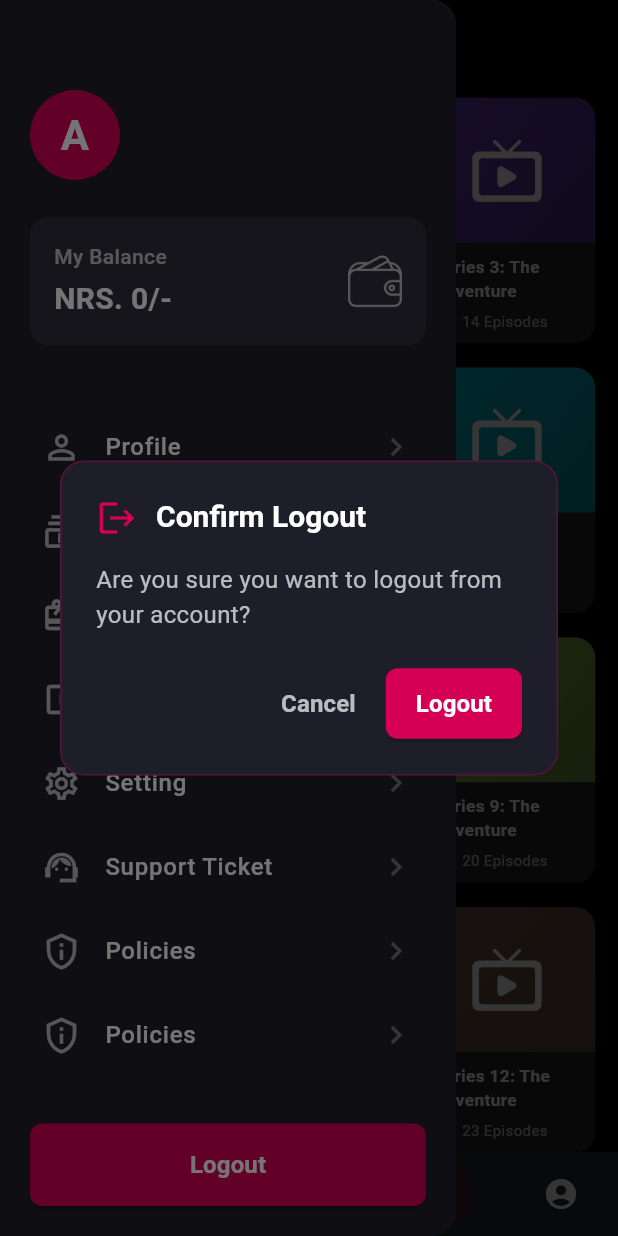
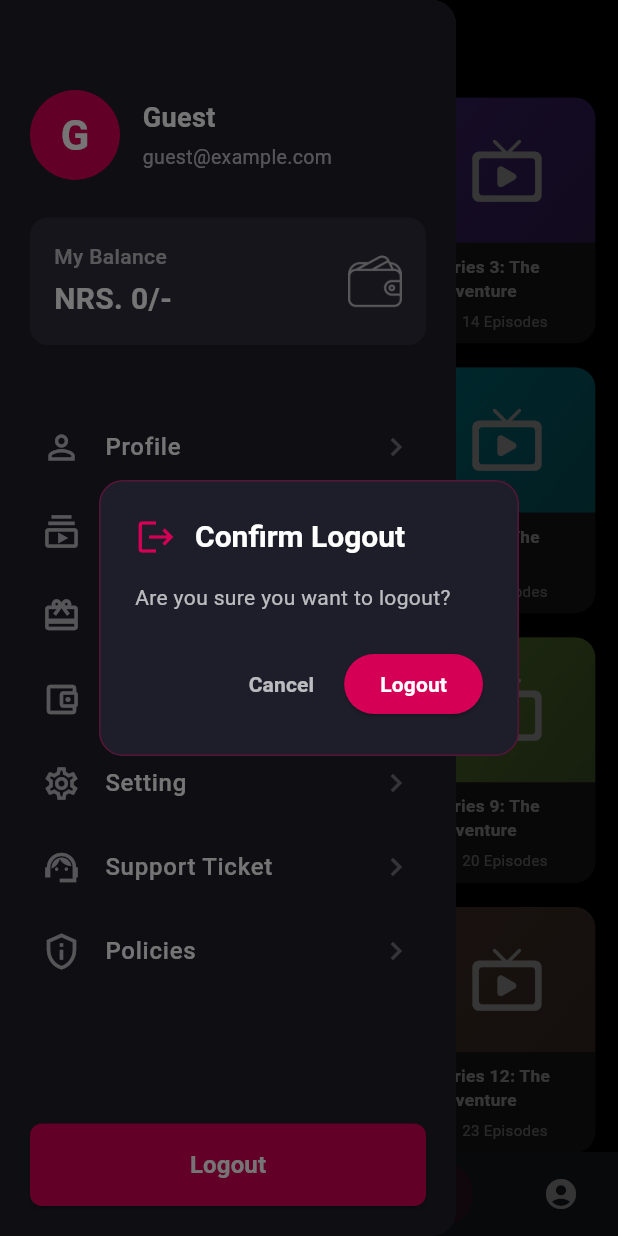
Before and after one commit to admin123KK/beyond-OTT5, a Flutter app: the AllEpisodeScreen screen opened by its route, in the side drawer, after a tap on "Logout", on a phone screen of 412 x 824 dp. Run offline on Flutter 3.47's test engine with Material 3 defaults, Android fonts, the phone set to English and light mode, and no system bars; our stand-ins replace another_flushbar, awesome_dialog, cached_network_image, carousel_slider, chewie, equatable and 23 more; missing offline and left inert: dart:html, in_app_purchase_storekit, pusher_channels_flutter, tapped; accounts and stored records are empty; network calls fail; Roboto replaces fonts that are missing (Mulish).

Commit message:
profile/custom drawer

```diff
--- a/lib/constants/api.dart
+++ b/lib/constants/api.dart
@@ -22,4 +22,7 @@ class ApiConstants {
   static const String deviceLatestEndpoint = "$baseUrl/api/section/latest";
   static const String deviceTrailerEndpoint = "$baseUrl/api/section/trailer";
   static const String logoutEndpoint = "$baseUrl/api/logout";
+
+  static const String getInfoEndpoint = "$baseUrl/api/user-info";
+  static const String submitInfoEndpoint = "$baseUrl/api/user-data-submit";
 }
--- a/lib/view/components/nav_drawer/custom_nav_drawer.dart
+++ b/lib/view/components/nav_drawer/custom_nav_drawer.dart
@@ -1,44 +1,151 @@
+// navigation_drawer_widget.dart
+import 'dart:convert';
 import 'package:flutter/material.dart';
 import 'package:get/get.dart';
+import 'package:http/http.dart' as http;
+import 'package:play_lab/constants/api.dart';
 import 'package:play_lab/constants/my_strings.dart';
-import 'package:play_lab/core/helper/shared_pref_helper.dart';
 import 'package:play_lab/core/route/route.dart';
 import 'package:play_lab/core/utils/my_color.dart';
 import 'package:play_lab/core/utils/my_images.dart';
 import 'package:play_lab/core/utils/styles.dart';
-import 'package:play_lab/data/repo/auth/login_repo.dart';
-import 'package:play_lab/data/services/api_service.dart';
+import 'package:shared_preferences/shared_preferences.dart';
 
-class NavigationDrawerWidget extends StatelessWidget {
+class NavigationDrawerWidget extends StatefulWidget {
   const NavigationDrawerWidget({super.key});
 
   @override
+  State<NavigationDrawerWidget> createState() => _NavigationDrawerWidgetState();
+}
+
+class _NavigationDrawerWidgetState extends State<NavigationDrawerWidget> {
+  String firstName = "Guest";
+  String lastName = "";
+  String email = "guest@example.com";
+  String imageUrl = "";
+  String balance = "NRS. 0/-";
+  bool isLoading = true;
+
+  @override
+  void initState() {
+    super.initState();
+    _fetchUserData();
+  }
+
+  Future<void> _fetchUserData() async {
+    final prefs = await SharedPreferences.getInstance();
+    final token = prefs.getString('access_token');
+
+    if (token == null || token.isEmpty) {
+      setState(() => isLoading = false);
+      return;
+    }
+
+    try {
+      final response = await http.get(
+        Uri.parse(ApiConstants.getInfoEndpoint),
+        headers: {
+          'Authorization': 'Bearer $token',
+          'Accept': 'application/json',
+        },
+      );
+
+      if (response.statusCode == 200) {
+        final json = jsonDecode(response.body);
+        final user = json['data']['user'];
+
+        setState(() {
+          firstName = user['firstname'] ?? 'User';
+          lastName = user['lastname'] ?? '';
+          email = user['email'] ?? 'No email';
+          imageUrl = user['image'] != null
+              ? "${ApiConstants.baseUrl}/${user['image']}"
+              : '';
+          isLoading = false;
+        });
+      }
+    } catch (e) {
+      debugPrint("Drawer fetch error: $e");
+    } finally {
+      if (mounted) setState(() => isLoading = false);
+    }
+  }
+
+  void _showLogoutDialog(BuildContext context) {
+    showDialog(
+      context: context,
+      builder: (context) => AlertDialog(
+        backgroundColor: const Color(0xFF1E1E2A),
+        shape: RoundedRectangleBorder(
+          borderRadius: BorderRadius.circular(16),
+          side: BorderSide(color: MyColor.primaryColor.withOpacity(0.3)),
+        ),
+        title: Row(
+          children: [
+            const Icon(Icons.logout, color: MyColor.primaryColor, size: 28),
+            const SizedBox(width: 12),
+            Text("Confirm Logout",
+                style: mulishBold.copyWith(color: Colors.white, fontSize: 20)),
+          ],
+        ),
+        content: Text(
+          "Are you sure you want to logout?",
+          style: mulishRegular.copyWith(color: Colors.white70),
+        ),
+        actions: [
+          TextButton(
+              onPressed: () => Get.back(),
+              child: Text("Cancel",
+                  style: mulishSemiBold.copyWith(color: Colors.white70))),
+          ElevatedButton(
+            onPressed: () async {
+              Get.back();
+              final prefs = await SharedPreferences.getInstance();
+              await prefs.clear(); // or remove only token
+              Get.offAllNamed(RouteHelper.loginScreen);
+            },
+            style:
+                ElevatedButton.styleFrom(backgroundColor: MyColor.primaryColor),
+            child: Text("Logout",
+                style: mulishSemiBold.copyWith(color: Colors.white)),
+          ),
+        ],
+      ),
+    );
+  }
+
+  Widget _buildDrawerItem(
+      {required IconData icon,
+      required String title,
+      required VoidCallback onTap}) {
+    return ListTile(
+      contentPadding: const EdgeInsets.symmetric(horizontal: 8),
+      leading: Icon(icon, color: Colors.white70, size: 26),
+      title: Text(title.tr,
+          style: mulishMedium.copyWith(color: Colors.white, fontSize: 16)),
+      trailing: const Icon(Icons.chevron_right, color: Colors.white38),
+      onTap: () {
+        Get.back();
+        onTap();
+      },
+      shape: RoundedRectangleBorder(borderRadius: BorderRadius.circular(10)),
+      hoverColor: MyColor.primaryColor.withOpacity(0.1),
+    );
+  }
+
+  @override
   Widget build(BuildContext context) {
-    final apiClient = Get.find<ApiClient>();
-    final loginRepo = Get.find<LoginRepo>();
-
-    String name = loginRepo.sharedPreferences
-            .getString(SharedPreferenceHelper.userFullNameKey) ??
-        "Guest User";
-    String email = loginRepo.sharedPreferences
-            .getString(SharedPreferenceHelper.userEmailKey) ??
-        "guest@example.com";
-    String imagePath = loginRepo.sharedPreferences
-            .getString(SharedPreferenceHelper.userImageKey) ??
-        '';
-    String balance = "NRS. 0/-"; // Make dynamic if needed
+    final fullName = "$firstName $lastName".trim();
 
     return Drawer(
       backgroundColor: const Color(0xFF1E1E2A),
       child: Column(
         children: [
-          // Header with Profile & Balance
+          // Header
           Container(
             width: double.infinity,
             padding: const EdgeInsets.fromLTRB(20, 60, 20, 30),
-            decoration: const BoxDecoration(
-              color: Color(0xFF1E1E2A),
-            ),
+            decoration: const BoxDecoration(color: Color(0xFF1E1E2A)),
             child: Column(
               crossAxisAlignment: CrossAxisAlignment.start,
               children: [
@@ -47,23 +154,37 @@ class NavigationDrawerWidget extends StatelessWidget {
                     CircleAvatar(
                       radius: 30,
                       backgroundColor: MyColor.primaryColor,
-                      child: Text(
-                        name.isNotEmpty ? name[0].toUpperCase() : "A",
+                      backgroundImage:
+                          imageUrl.isNotEmpty ? NetworkImage(imageUrl) : null,
+                      child: imageUrl.isEmpty
+                          ? Text(
+                              fullName.isNotEmpty
+                                  ? fullName[0].toUpperCase()
+                                  : "G",
                               style: mulishBold.copyWith(
                                   fontSize: 28, color: Colors.white),
-                      ),
+                            )
+                          : null,
                     ),
                     const SizedBox(width: 15),
                     Expanded(
                       child: Column(
                         crossAxisAlignment: CrossAxisAlignment.start,
                         children: [
-                          Text(
-                            name,
+                          isLoading
+                              ? const SizedBox(
+                                  width: 100,
+                                  height: 20,
+                                  child: LinearProgressIndicator(
+                                      color: MyColor.primaryColor),
+                                )
+                              : Text(
+                                  fullName.isEmpty ? "Guest User" : fullName,
                                   style: mulishSemiBold.copyWith(
                                       color: Colors.white, fontSize: 18),
                                   overflow: TextOverflow.ellipsis,
                                 ),
+                          const SizedBox(height: 4),
                           Text(
                             email,
                             style: mulishRegular.copyWith(
@@ -76,8 +197,6 @@ class NavigationDrawerWidget extends StatelessWidget {
                   ],
                 ),
                 const SizedBox(height: 25),
-
-                // Balance Card
                 Container(
                   width: double.infinity,
                   padding: const EdgeInsets.all(16),
@@ -91,24 +210,17 @@ class NavigationDrawerWidget extends StatelessWidget {
                       Column(
                         crossAxisAlignment: CrossAxisAlignment.start,
                         children: [
-                          Text(
-                            MyStrings.balance,
+                          Text(MyStrings.balance,
                               style: mulishMedium.copyWith(
-                                color: Colors.white70, fontSize: 14),
-                          ),
+                                  color: Colors.white70, fontSize: 14)),
                           const SizedBox(height: 4),
-                          Text(
-                            balance,
+                          Text(balance,
                               style: mulishBold.copyWith(
-                                color: Colors.white, fontSize: 20),
-                          ),
+                                  color: Colors.white, fontSize: 20)),
                         ],
                       ),
-                      Image.asset(
-                        MyImages.walletImage,
-                        height: 36,
-                        color: Colors.white70,
-                      ),
+                      Image.asset(MyImages.walletImage,
+                          height: 36, color: Colors.white70),
                     ],
                   ),
                 ),
@@ -124,48 +236,37 @@ class NavigationDrawerWidget extends StatelessWidget {
                 _buildDrawerItem(
                     icon: Icons.person_outline,
                     title: MyStrings.profile,
-                  onTap: () => Get.toNamed(RouteHelper.profileScreen),
-                ),
+                    onTap: () => Get.toNamed(RouteHelper.profileScreen)),
                 _buildDrawerItem(
                     icon: Icons.subscriptions_outlined,
                     title: MyStrings.subscribeNow,
-                  onTap: () => Get.toNamed(RouteHelper.subscribeScreen),
-                ),
+                    onTap: () => Get.toNamed(RouteHelper.subscribeScreen)),
                 _buildDrawerItem(
                     icon: Icons.card_giftcard,
                     title: MyStrings.history,
-                  onTap: () => Get.toNamed(RouteHelper.watchPartyHistoryScreen),
-                ),
+                    onTap: () =>
+                        Get.toNamed(RouteHelper.watchPartyHistoryScreen)),
                 _buildDrawerItem(
                     icon: Icons.account_balance_wallet_outlined,
                     title: MyStrings.walletRecharge,
-                  onTap: () => Get.toNamed(RouteHelper.walletRecharge),
-                ),
+                    onTap: () => Get.toNamed(RouteHelper.walletRecharge)),
                 _buildDrawerItem(
                     icon: Icons.settings_outlined,
                     title: MyStrings.setting,
-                  onTap: () => Get.toNamed(RouteHelper.settingScreen),
-                ),
+                    onTap: () => Get.toNamed(RouteHelper.settingScreen)),
                 _buildDrawerItem(
                     icon: Icons.support_agent_sharp,
                     title: MyStrings.supportTicket,
-                  onTap: () => Get.toNamed(RouteHelper.allTicketScreen),
-                ),
+                    onTap: () => Get.toNamed(RouteHelper.allTicketScreen)),
                 _buildDrawerItem(
                     icon: Icons.privacy_tip_outlined,
                     title: MyStrings.policies,
-                  onTap: () => Get.toNamed(RouteHelper.privacyScreen),
-                ),
-                _buildDrawerItem(
-                  icon: Icons.privacy_tip_outlined,
-                  title: MyStrings.policies,
-                  onTap: () => Get.toNamed(RouteHelper.testingScreen),
-                ),
+                    onTap: () => Get.toNamed(RouteHelper.privacyScreen)),
               ],
             ),
           ),
 
-          // Logout Button with Confirmation Dialog
+          // Logout Button
           Padding(
             padding: const EdgeInsets.all(20),
             child: SizedBox(
@@ -176,14 +277,11 @@ class NavigationDrawerWidget extends StatelessWidget {
                   backgroundColor: MyColor.primaryColor,
                   padding: const EdgeInsets.symmetric(vertical: 16),
                   shape: RoundedRectangleBorder(
-                    borderRadius: BorderRadius.circular(8),
+                      borderRadius: BorderRadius.circular(8)),
                 ),
-                ),
-                child: Text(
-                  MyStrings.logout,
+                child: Text(MyStrings.logout,
                     style: mulishSemiBold.copyWith(
-                      color: Colors.white, fontSize: 16),
-                ),
+                        color: Colors.white, fontSize: 16)),
               ),
             ),
           ),
@@ -191,96 +289,4 @@ class NavigationDrawerWidget extends StatelessWidget {
       ),
     );
   }
-
-  // Custom Logout Confirmation Dialog
-  void _showLogoutDialog(BuildContext context) {
-    final loginRepo = Get.find<LoginRepo>();
-
-    showDialog(
-      context: context,
-      barrierDismissible: false,
-      builder: (context) => AlertDialog(
-        backgroundColor: const Color(0xFF1E1E2A),
-        shape: RoundedRectangleBorder(
-          borderRadius: BorderRadius.circular(16),
-          side: BorderSide(color: MyColor.primaryColor.withOpacity(0.3)),
-        ),
-        title: Row(
-          children: [
-            const Icon(Icons.logout, color: MyColor.primaryColor, size: 28),
-            const SizedBox(width: 12),
-            Text(
-              "Confirm Logout",
-              style: mulishBold.copyWith(color: Colors.white, fontSize: 20),
-            ),
-          ],
-        ),
-        content: Text(
-          "Are you sure you want to logout from your account?",
-          style: mulishRegular.copyWith(color: Colors.white70, fontSize: 16),
-        ),
-        actions: [
-          // Cancel Button
-          TextButton(
-            onPressed: () => Get.back(),
-            child: Text(
-              "Cancel",
-              style: mulishSemiBold.copyWith(
-                color: Colors.white70,
-                fontSize: 16,
-              ),
-            ),
-          ),
-
-          // Confirm Logout Button
-          ElevatedButton(
-            onPressed: () async {
-              Get.back(); // Close dialog
-
-              // Perform logout (clear tokens, user data, etc.)
-              // await loginRepo.logout();
-
-              // Navigate to Login Screen and remove all previous routes
-              Get.offAllNamed(RouteHelper.loginScreen);
-            },
-            style: ElevatedButton.styleFrom(
-              backgroundColor: MyColor.primaryColor,
-              shape: RoundedRectangleBorder(
-                borderRadius: BorderRadius.circular(8),
-              ),
-              padding: const EdgeInsets.symmetric(horizontal: 20, vertical: 12),
-            ),
-            child: Text(
-              "Logout",
-              style: mulishSemiBold.copyWith(color: Colors.white, fontSize: 16),
-            ),
-          ),
-        ],
-      ),
-    );
 }
-
-  // Drawer Item Builder
-  Widget _buildDrawerItem({
-    required IconData icon,
-    required String title,
-    required VoidCallback onTap,
-  }) {
-    return ListTile(
-      contentPadding: const EdgeInsets.symmetric(horizontal: 8),
-      leading: Icon(icon, color: Colors.white70, size: 26),
-      title: Text(
-        title.tr,
-        style: mulishMedium.copyWith(color: Colors.white, fontSize: 16),
-      ),
-      trailing: const Icon(Icons.chevron_right, color: Colors.white38),
-      onTap: () {
-        Get.back(); // Close drawer first
-        onTap();
-      },
-      shape: RoundedRectangleBorder(borderRadius: BorderRadius.circular(10)),
-      hoverColor: MyColor.primaryColor.withOpacity(0.1),
-      selectedTileColor: MyColor.primaryColor.withOpacity(0.2),
-    );
-  }
-}
--- a/lib/view/screens/all_live_tv/live_tv.dart
+++ b/lib/view/screens/all_live_tv/live_tv.dart
@@ -1,4 +1,3 @@
-// all_live_tv_screen.dart
 import 'dart:convert';
 import 'package:flutter/material.dart';
 import 'package:get/Get.dart';
@@ -66,7 +65,7 @@ class _AllLiveTvScreenState extends State<AllLiveTvScreen> {
                 textAlign: TextAlign.center,
               ),
               const SizedBox(height: 12),
-              Text(
+              const Text(
                 "Get access to premium sports channels and more!",
                 style: TextStyle(color: Colors.white70, fontSize: 15),
                 textAlign: TextAlign.center,
```
Also changed, not shown: lib/view/screens/account/profile/profile_screen.dart (+251 -96 lines). Lines whose indentation alone changed are shown as unchanged.
